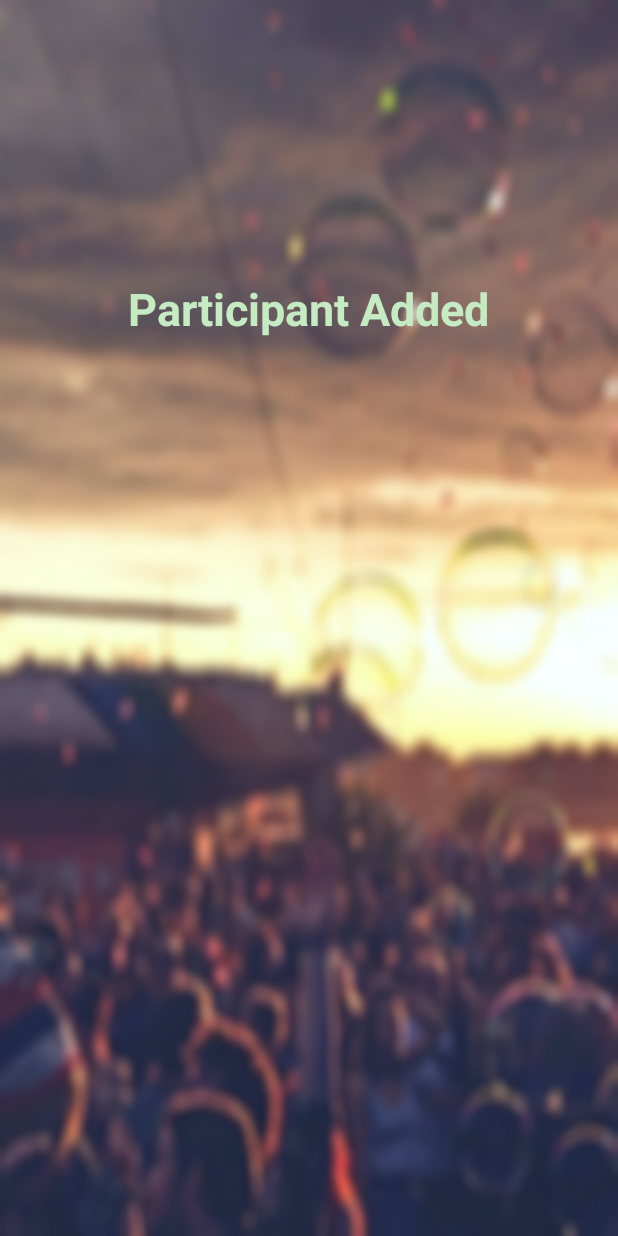
After one commit to gabrieladinu/licenta, an Android app: the ThankYouActivity screen opened directly, with no data from a screen before it, on a phone screen of 412 x 824 dp. The commit adds this screen. Run offline under Robolectric (Android 15) with nearby library versions, the phone set to English and light mode, and no system bars; 1 statement that could not run was skipped.

Commit message:
Add thankyou page

```diff
--- a/app/src/main/AndroidManifest.xml
+++ b/app/src/main/AndroidManifest.xml
@@ -70,6 +70,8 @@
         <activity android:name=".NewEntryActivity1" />
 
         <activity android:name=".CheckActivity" />
+        <activity android:name=".ThankYouActivity" />
+
 
 
     </application>
--- a/app/src/main/java/com/example/gabri/licenta1/NewEntryActivity1.java
+++ b/app/src/main/java/com/example/gabri/licenta1/NewEntryActivity1.java
@@ -415,6 +415,8 @@ clearinfo();
             public void onClick(View v) {
 
                 updateinfo();
+                Intent intent = new Intent(getBaseContext(), ThankYouActivity.class);
+                startActivity(intent);
             }
         });
 
--- /dev/null
+++ b/app/src/main/java/com/example/gabri/licenta1/ThankYouActivity.java
@@ -0,0 +1,31 @@
+package com.example.gabri.licenta1;
+
+import android.content.Intent;
+import android.os.Bundle;
+import android.support.v7.app.AppCompatActivity;
+
+public class ThankYouActivity extends AppCompatActivity {
+    @Override
+    protected void onCreate(Bundle savedInstanceState) {
+        super.onCreate(savedInstanceState);
+        setContentView(R.layout.thankyou_activity);
+        Thread myThread = new Thread() {
+            @Override
+            public void run() {
+                try {
+                    sleep(1500);
+                    // timp cat o sa fie activ spash screen-ul => 1000 = 1 sec
+                    Intent intent = new Intent(getApplicationContext(), MainActivity.class);
+                    startActivity(intent);
+                    // deschide o noua oactivitate
+                    finish();
+                    // termina actiunea de run
+                } catch (InterruptedException e) {
+                    e.printStackTrace();
+                }
+            }
+        };
+        myThread.start();
+
+    }
+}
--- a/app/src/main/res/layout/activity_check.xml
+++ b/app/src/main/res/layout/activity_check.xml
@@ -149,9 +149,9 @@
             android:layout_height="wrap_content"
             android:layout_weight="1"
             android:text="Check-In"
-            android:background="@color/buttonnotenable"
+            android:background="@color/button"
             android:textStyle="bold"
-            android:textColor="@color/buttonnotenabletext"/>
+            android:textColor="@color/buttontext"/>
 
         <Button
             android:id="@+id/report"
--- /dev/null
+++ b/app/src/main/res/layout/thankyou_activity.xml
@@ -0,0 +1,21 @@
+<?xml version="1.0" encoding="utf-8"?>
+<RelativeLayout xmlns:android="http://schemas.android.com/apk/res/android"
+    xmlns:app="http://schemas.android.com/apk/res-auto"
+    xmlns:tools="http://schemas.android.com/tools"
+    android:layout_width="fill_parent"
+    android:layout_height="fill_parent"
+    android:background="@drawable/backgroud2">
+
+
+    <TextView
+        android:id="@+id/textView2"
+        android:layout_width="wrap_content"
+        android:layout_height="wrap_content"
+        android:layout_alignParentTop="true"
+        android:layout_centerHorizontal="true"
+        android:layout_marginTop="185dp"
+        android:text="Participant Added"
+        android:textColor="@color/text"
+        android:textSize="30dp"
+        android:textStyle="bold"/>
+</RelativeLayout>
```
